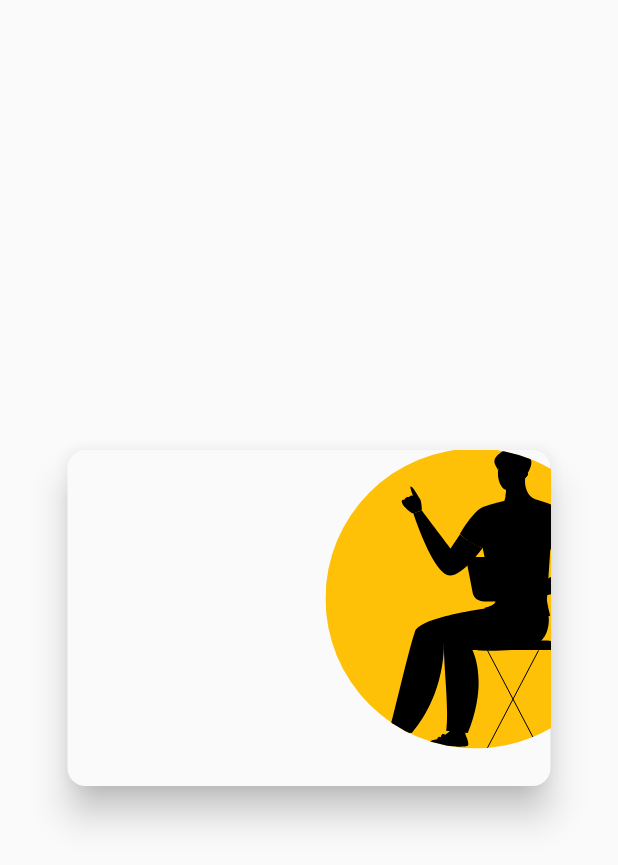
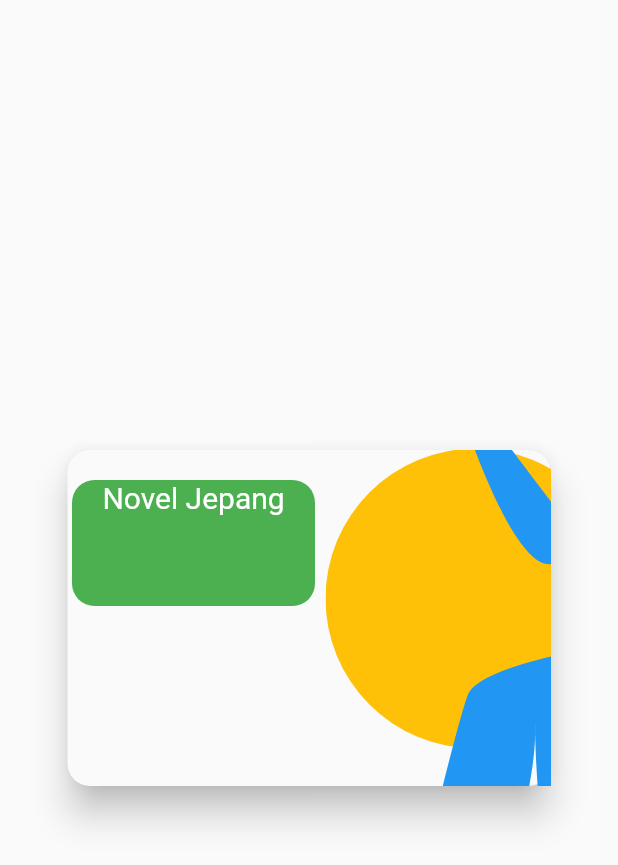
Before and after one commit to Bayu-Pasifik/Character_database_with_hive, a Flutter app: the screen it shows after launch, on a phone screen of 412 x 824 dp. Shown: the top 865 px of the screen. Run offline on Flutter 3.47's test engine with Material 2 defaults, Android fonts, the light colour scheme and no system bars; our stand-ins replace flutter_svg, get, hive; accounts and stored records are empty.

Commit message:
memperindah tampilan country card dengan positioned

```diff
--- a/lib/pages/main_page.dart
+++ b/lib/pages/main_page.dart
@@ -22,7 +22,8 @@ class MainPage extends StatelessWidget {
                     Get.to(JapanPage());
                   },
                   ballColor: Colors.amber,
-                  images: 'images/character_2.svg',
+                  images: 'images/people1.svg',
+                  title: 'Novel Jepang',
                 )),
           ],
         ),
--- a/lib/ui/country_card.dart
+++ b/lib/ui/country_card.dart
@@ -6,18 +6,21 @@ class CountryCard extends StatelessWidget {
   final Function moveFunction;
   final String images;
   final Color ballColor;
-  const CountryCard(
-      {Key? key,
-      required this.pathAsset,
-      required this.moveFunction,
-      required this.images,
-      required this.ballColor})
-      : super(key: key);
+  final String title;
+  //final String content;
+  const CountryCard({
+    Key? key,
+    required this.pathAsset,
+    required this.moveFunction,
+    required this.images,
+    required this.ballColor,
+    required this.title,
+  }) : super(key: key);
 
   @override
   Widget build(BuildContext context) {
     return Material(
-      borderRadius: BorderRadius.circular(12),
+      borderRadius: BorderRadius.circular(15),
       elevation: 10,
       child: GestureDetector(
         onTap: () {
@@ -27,11 +30,8 @@ class CountryCard extends StatelessWidget {
           width: MediaQuery.of(context).size.width - 90,
           height: MediaQuery.of(context).size.height - 600,
           decoration: BoxDecoration(
-              // borderRadius: BorderRadius.circular(15),
-              // shape: BoxShape.rectangle,
-              // image: DecorationImage(
-              //     image: AssetImage(pathAsset), fit: BoxFit.cover)
-              ),
+            borderRadius: BorderRadius.circular(15),
+          ),
           child: Stack(
             children: [
               Positioned(
@@ -43,7 +43,33 @@ class CountryCard extends StatelessWidget {
                     width: 200,
                     height: 200,
                     color: ballColor,
-                    child: SvgPicture.asset(images),
+                  ),
+                ),
+              ),
+              Positioned(
+                left: 200,
+                child: SvgPicture.asset(
+                  images,
+                  fit: BoxFit.cover,
+                  height: MediaQuery.of(context).size.height - 600,
+                  width: MediaQuery.of(context).size.width - 90,
+                  color: Colors.blue,
+                ),
+              ),
+              Positioned(
+                top: 20,
+                left: 3,
+                child: ClipRRect(
+                  borderRadius: BorderRadius.circular(15),
+                  child: Container(
+                    width: MediaQuery.of(context).size.width - 250,
+                    height: MediaQuery.of(context).size.height - 740,
+                    color: Colors.green,
+                    child: Text(
+                      title,
+                      textAlign: TextAlign.center,
+                      style: TextStyle(fontSize: 20, color: Colors.white),
+                    ),
                   ),
                 ),
               ),
```
Also changed, not shown: images/people1.svg (renamed from images/character_2.svg).
